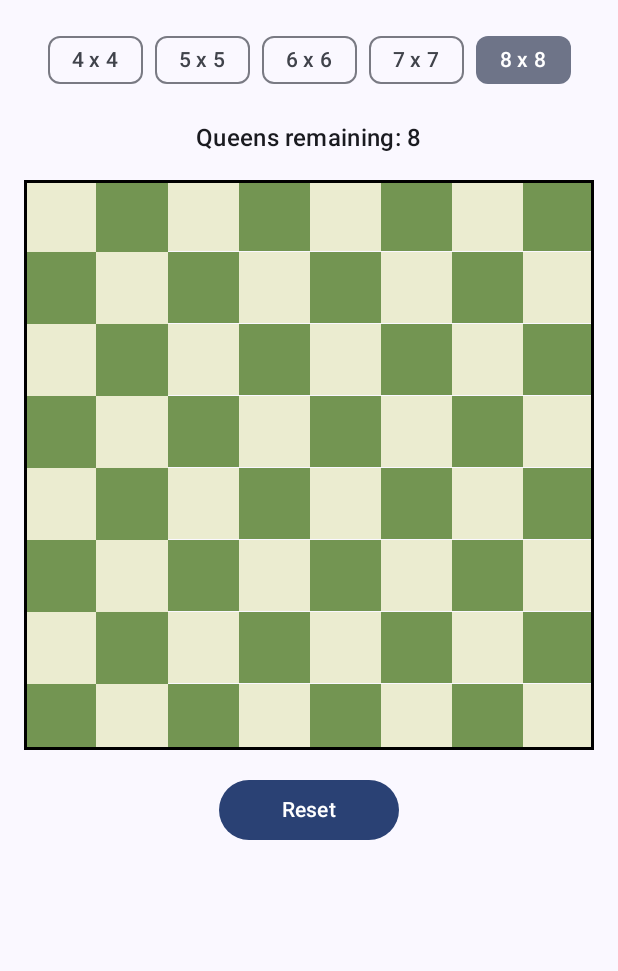
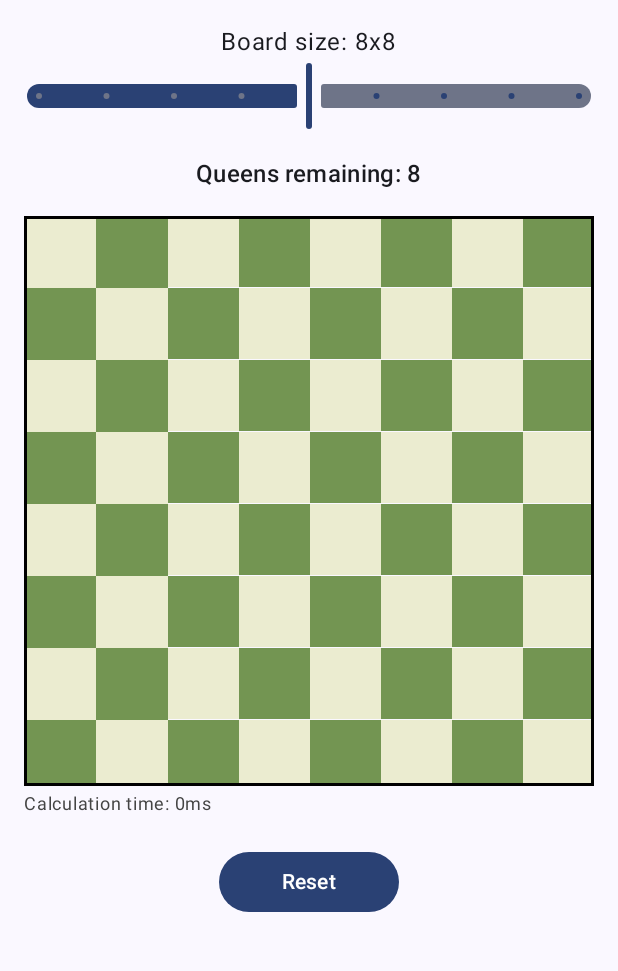
Before and after one commit to monday8am/nqweenspuzzle, an Android app built with Jetpack Compose: the screen it shows after launch (MainActivity), on a phone screen of 412 x 824 dp, the part 78-1049 px from its top. Run offline under Robolectric (Android 15) with nearby library versions, the phone set to English and light mode, and no system bars.

Commit message:
Add calculation time and size slider

```diff
--- a/app/src/main/java/com/monday8am/nqueenspuzzle/logic/NQueensLogic.kt
+++ b/app/src/main/java/com/monday8am/nqueenspuzzle/logic/NQueensLogic.kt
@@ -104,7 +104,7 @@ object NQueensLogic {
             cells = cells,
             queensRemaining = boardSize - queens.size,
             isSolved = isSolved(queens, boardSize),
-            elapsedTimeMs = System.currentTimeMillis() - elapsedTimeMs,
+            calculationTime = System.currentTimeMillis() - elapsedTimeMs,
         )
     }
 
--- a/app/src/main/java/com/monday8am/nqueenspuzzle/models/BoardRenderState.kt
+++ b/app/src/main/java/com/monday8am/nqueenspuzzle/models/BoardRenderState.kt
@@ -5,5 +5,5 @@ data class BoardRenderState(
     val cells: List<CellState>,
     val queensRemaining: Int,
     val isSolved: Boolean,
-    val elapsedTimeMs: Long
+    val calculationTime: Long
 )
--- a/app/src/main/java/com/monday8am/nqueenspuzzle/ui/GameBoard.kt
+++ b/app/src/main/java/com/monday8am/nqueenspuzzle/ui/GameBoard.kt
@@ -4,6 +4,7 @@ import androidx.compose.foundation.background
 import androidx.compose.foundation.border
 import androidx.compose.foundation.clickable
 import androidx.compose.foundation.layout.Box
+import androidx.compose.foundation.layout.Column
 import androidx.compose.foundation.layout.aspectRatio
 import androidx.compose.foundation.layout.padding
 import androidx.compose.foundation.lazy.grid.GridCells
@@ -38,9 +39,10 @@ fun GameBoard(
     onCellTap: (Position) -> Unit,
     modifier: Modifier = Modifier
 ) {
+    Column(modifier = modifier) {
         LazyVerticalGrid(
             columns = GridCells.Fixed(state.boardSize),
-        modifier = modifier
+            modifier = Modifier
                 .aspectRatio(1f)
                 .border(2.dp, Color.Black)
         ) {
@@ -52,6 +54,13 @@ fun GameBoard(
                 )
             }
         }
+        Text(
+            text ="Calculation time: ${state.calculationTime}ms",
+            fontSize = 12.sp,
+            color = Color.DarkGray,
+        )
+    }
+
 }
 
 @Composable
@@ -106,7 +115,7 @@ private fun GameBoardPreviewInProgress() {
         cells = cells,
         queensRemaining = 5, // 8 - 3
         isSolved = false,
-        elapsedTimeMs = 45000L // e.g., 45 seconds
+        calculationTime = 45L // e.g., 45 seconds
     )
 
     GameBoard(
--- a/app/src/main/java/com/monday8am/nqueenspuzzle/ui/GameScreen.kt
+++ b/app/src/main/java/com/monday8am/nqueenspuzzle/ui/GameScreen.kt
@@ -1,6 +1,7 @@
 package com.monday8am.nqueenspuzzle.ui
 
 import androidx.compose.foundation.layout.Arrangement
+import androidx.compose.foundation.layout.Arrangement.spacedBy
 import androidx.compose.foundation.layout.Column
 import androidx.compose.foundation.layout.Row
 import androidx.compose.foundation.layout.Spacer
@@ -12,6 +13,7 @@ import androidx.compose.foundation.layout.width
 import androidx.compose.material3.Button
 import androidx.compose.material3.FilterChip
 import androidx.compose.material3.MaterialTheme
+import androidx.compose.material3.Slider
 import androidx.compose.material3.Text
 import androidx.compose.runtime.Composable
 import androidx.compose.runtime.collectAsState
@@ -19,9 +21,14 @@ import androidx.compose.runtime.getValue
 import androidx.compose.ui.Alignment
 import androidx.compose.ui.Modifier
 import androidx.compose.ui.text.font.FontWeight
+import androidx.compose.ui.tooling.preview.Preview
 import androidx.compose.ui.unit.dp
 import com.monday8am.nqueenspuzzle.GameAction
 import com.monday8am.nqueenspuzzle.GameViewModel
+import com.monday8am.nqueenspuzzle.logic.NQueensLogic
+import com.monday8am.nqueenspuzzle.models.BoardRenderState
+import com.monday8am.nqueenspuzzle.models.Position
+import kotlin.math.roundToInt
 
 @Composable
 fun GameScreen(
@@ -30,11 +37,29 @@ fun GameScreen(
 ) {
     val state by viewModel.renderState.collectAsState()
 
+    GameScreenContent(
+        state = state,
+        onBoardSizeSelected = { size -> viewModel.dispatch(GameAction.SetBoardSize(size)) },
+        onCellTap = { position -> viewModel.dispatch(GameAction.TapCell(position)) },
+        onResetClick = { viewModel.dispatch(GameAction.Reset) },
+        modifier = modifier,
+    )
+}
+
+@Composable
+private fun GameScreenContent(
+    state: BoardRenderState,
+    onBoardSizeSelected: (Int) -> Unit,
+    onCellTap: (Position) -> Unit,
+    onResetClick: () -> Unit,
+    modifier: Modifier = Modifier,
+) {
     Column(
+        verticalArrangement = spacedBy(16.dp),
+        horizontalAlignment = Alignment.CenterHorizontally,
         modifier = modifier
             .fillMaxSize()
             .padding(16.dp),
-        horizontalAlignment = Alignment.CenterHorizontally
     ) {
         Text(
             text = "N-Queens Puzzle",
@@ -42,24 +67,17 @@ fun GameScreen(
             fontWeight = FontWeight.Bold
         )
 
-        Spacer(modifier = Modifier.height(16.dp))
-
         // Board size selector
-        Row(
-            horizontalArrangement = Arrangement.Center,
-            modifier = Modifier.fillMaxWidth()
-        ) {
-            listOf(4, 5, 6, 7, 8).forEach { size ->
-                FilterChip(
-                    selected = state.boardSize == size,
-                    onClick = { viewModel.dispatch(GameAction.SetBoardSize(size)) },
-                    label = { Text("$size x $size") },
-                    modifier = Modifier.padding(horizontal = 4.dp)
-                )
-            }
+        Column(horizontalAlignment = Alignment.CenterHorizontally) {
+            val boardSizeLabel = "Board size: ${state.boardSize}x${state.boardSize}"
+            Text(boardSizeLabel)
+            Slider(
+                value = state.boardSize.toFloat(),
+                onValueChange = { onBoardSizeSelected(it.roundToInt()) },
+                valueRange = 4f..12f,
+                steps = 7 // (16 - 4) - 1
+            )
         }
-
-        Spacer(modifier = Modifier.height(16.dp))
 
         // Queens remaining
         Text(
@@ -67,18 +85,14 @@ fun GameScreen(
             style = MaterialTheme.typography.titleMedium
         )
 
-        Spacer(modifier = Modifier.height(16.dp))
-
         // Game board
         GameBoard(
             state = state,
-            onCellTap = { position -> viewModel.dispatch(GameAction.TapCell(position)) },
+            onCellTap = onCellTap,
             modifier = Modifier
                 .fillMaxWidth()
                 .weight(1f, fill = false)
         )
-
-        Spacer(modifier = Modifier.height(16.dp))
 
         // Victory message
         if (state.isSolved) {
@@ -93,12 +107,25 @@ fun GameScreen(
 
         // Reset button
         Button(
-            onClick = { viewModel.dispatch(GameAction.Reset) },
+            onClick = onResetClick,
             modifier = Modifier.width(120.dp)
         ) {
             Text("Reset")
         }
-
-        Spacer(modifier = Modifier.height(16.dp))
     }
 }
+
+@Preview(showBackground = true)
+@Composable
+private fun GameScreenContentPreview() {
+    GameScreenContent(
+        state = NQueensLogic.buildBoardRenderState(
+            boardSize = 8,
+            queens = setOf(Position(0, 0), Position(1, 2), Position(0, 4)),
+            selectedQueen = Position(0, 0),
+        ),
+        onBoardSizeSelected = { },
+        onCellTap = { },
+        onResetClick = { },
+    )
+}
```
Lines whose indentation alone changed are shown as unchanged.
